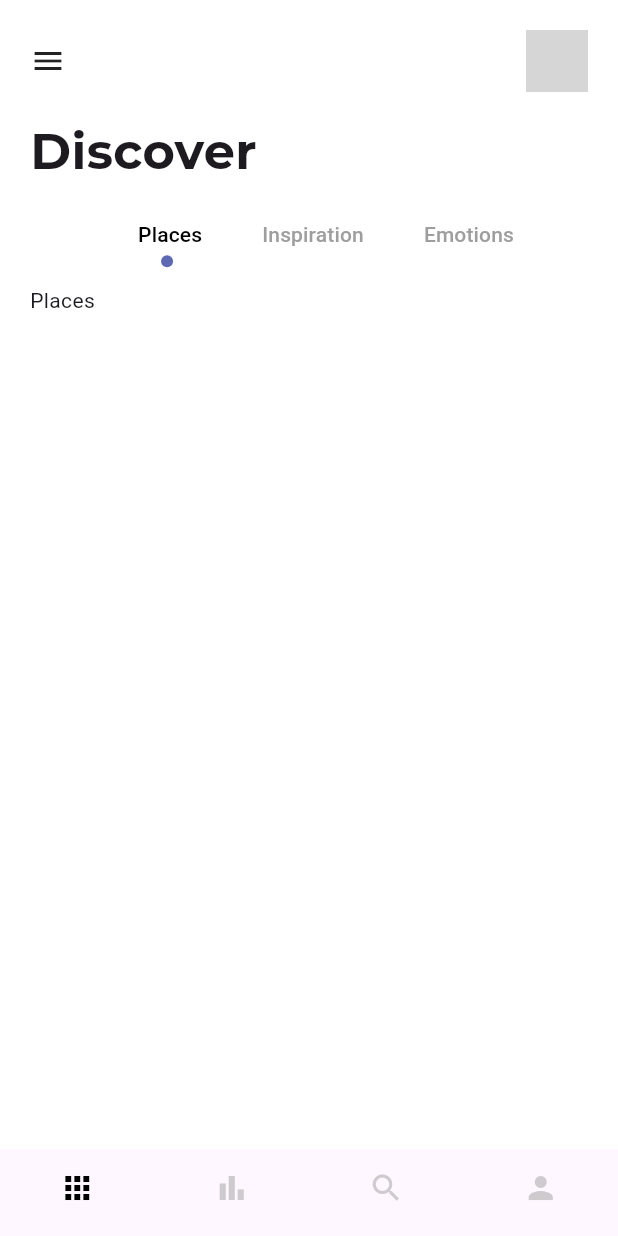
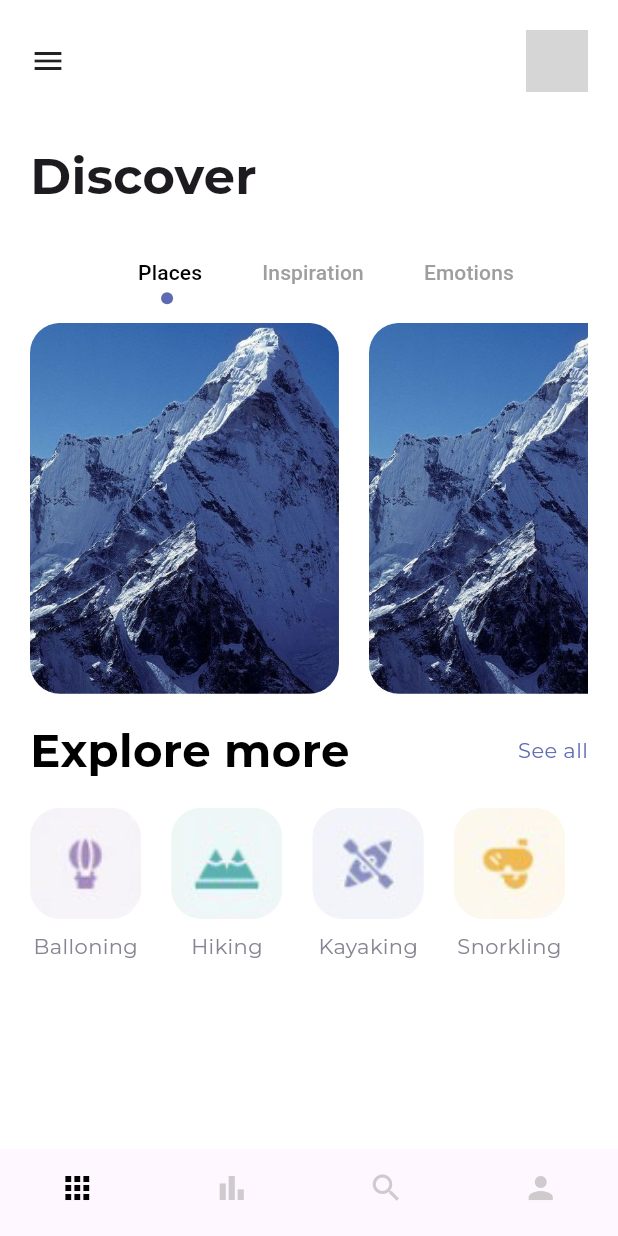
Before and after one commit to mahabubulhasibshawon/travel-app, a Flutter app: the screen it shows after launch, on a phone screen of 412 x 824 dp. Run offline on Flutter 3.47's test engine with Material 3 defaults, Android fonts, the phone set to English and light mode, and no system bars; our stand-ins replace google_fonts; network calls fail; grey boxes are pictures that could not be loaded.

Commit message:
home screen

```diff
--- a/lib/screens/home_screen.dart
+++ b/lib/screens/home_screen.dart
@@ -1,6 +1,8 @@
 import 'package:flutter/material.dart';
 import 'package:google_fonts/google_fonts.dart';
 import 'package:travel_app/misc/colors.dart';
+import 'package:travel_app/screens/widgets/app_large_text.dart';
+import 'package:travel_app/screens/widgets/app_text.dart';
 
 class HomeScreen extends StatefulWidget {
   const HomeScreen({super.key});
@@ -10,17 +12,21 @@ class HomeScreen extends StatefulWidget {
 }
 
 class _HomeScreenState extends State<HomeScreen> with TickerProviderStateMixin {
+  var images = {
+    'balloning.png': 'Balloning',
+    'hiking.png': 'Hiking',
+    'kayaking.png': 'Kayaking',
+    'snorkling.png': 'Snorkling'
+  };
+
   @override
   Widget build(BuildContext context) {
     TabController _tabController = TabController(length: 3, vsync: this);
-    final height = MediaQuery
-        .sizeOf(context)
-        .height;
-    final width = MediaQuery
-        .sizeOf(context)
-        .width;
+    final height = MediaQuery.sizeOf(context).height;
+    final width = MediaQuery.sizeOf(context).width;
 
-    return Scaffold(
+    return SafeArea(
+      child: Scaffold(
         body: Padding(
           padding: const EdgeInsets.all(20.0),
           child: Column(
@@ -29,59 +35,130 @@ class _HomeScreenState extends State<HomeScreen> with TickerProviderStateMixin {
               Row(
                 mainAxisAlignment: MainAxisAlignment.spaceBetween,
                 children: [
-                Icon(Icons.menu),
+                  const Icon(Icons.menu),
                   Container(
                     height: width * .1,
                     width: width * .1,
                     decoration: BoxDecoration(
-                      image: DecorationImage(fit: BoxFit.cover,
+                        image: const DecorationImage(
+                            fit: BoxFit.cover,
                             image: NetworkImage(
                                 'https://encrypted-tbn0.gstatic.com/images?q=tbn:ANd9GcSTMqcCXSPd1GayrYoUaN2o4vaBaiZCOa7v7Q&s')),
                         borderRadius: BorderRadius.circular(10),
-                      color: Colors.grey.withOpacity(.5)
-                  ),
+                        color: Colors.grey.withOpacity(.5)),
                   )
                 ],
               ),
-            SizedBox(height: height * .02,),
-            Text('Discover', style: GoogleFonts.montserrat(
+              SizedBox(height: height * .04),
+              Text(
+                'Discover',
+                style: GoogleFonts.montserrat(
                     textStyle: TextStyle(
-                    fontSize: height * .04,
-                    fontWeight: FontWeight.bold
-                )
-            ),),
-            SizedBox(height: height * .02,),
+                        fontSize: height * .04, fontWeight: FontWeight.bold)),
+              ),
+              SizedBox(
+                height: height * .03
+              ),
+              // tab bar
               Container(
                 height: height * .04,
                 child: Align(
                   alignment: Alignment.centerLeft,
                   child: TabBar(
-                    labelPadding: EdgeInsets.only(left: 20, right: 20),
+                      labelPadding: const EdgeInsets.only(left: 20, right: 20),
                       dividerColor: Colors.transparent,
                       labelColor: Colors.black,
                       unselectedLabelColor: Colors.grey,
                       isScrollable: true,
-                    indicator : CircleTabIndicator(color: AppColors.mainColor, radius: 4),
+                      indicator: CircleTabIndicator(
+                          color: AppColors.mainColor, radius: 4),
                       controller: _tabController,
                       tabs: [
-                      Tab(text: 'Places',),
-                      Tab(text: 'Inspiration',),
-                      Tab(text: 'Emotions',),
+                        const Tab(
+                          text: 'Places'
+                        ),
+                        const Tab(
+                          text: 'Inspiration'
+                        ),
+                        const Tab(
+                          text: 'Emotions'
+                        ),
                       ]),
                 ),
               ),
-            SizedBox(height: height * .02,),
+              SizedBox(height: height * .02),
+              // tabbar view
               Container(
                 height: height * .3,
-              child: TabBarView(
-                  controller: _tabController,
+                child: TabBarView(controller: _tabController, children: [
+                  ListView.builder(
+                      scrollDirection: Axis.horizontal,
+                      itemCount: 3,
+                      itemBuilder: (context, index) => Container(
+                            margin: const EdgeInsets.only(right: 20),
+                            height: height * .3,
+                            width: width * .5,
+                            decoration: BoxDecoration(
+                                color: Colors.white,
+                                borderRadius: BorderRadius.circular(20),
+                                image: const DecorationImage(
+                                    image:
+                                        AssetImage('assets/img/mountain.jpeg'),
+                                    fit: BoxFit.cover)),
+                          )),
+                  const Text('insipration'),
+                  const Text('emotions'),
+                ]),
+              ),
+              SizedBox(height: height * .02),
+              Row(
                 children: [
-                    Text('Places'),
-                    Text('insipration'),
-                    Text('emotions'),
-                  ]),
+                  AppLargeText(text: 'Explore more'),
+                  Expanded(child: Container()),
+                  AppText(
+                    text: 'See all',
+                    color: AppColors.mainColor,
                   )
                 ],
+              ),
+              SizedBox(height: height * .02),
+              Container(
+                height: height * .15,
+                width: double.maxFinite,
+                child: ListView.builder(
+                    itemCount: 4,
+                    scrollDirection: Axis.horizontal,
+                    itemBuilder: (context, index) => Container(
+                          margin: const EdgeInsets.only(right: 20),
+                          child: Column(
+                            children: [
+                              // image
+                              Container(
+                                // margin: EdgeInsets.only(right: 20),
+                                height: height * .09,
+                                width: height * .09,
+                                decoration: BoxDecoration(
+                                    color: Colors.white,
+                                    borderRadius: BorderRadius.circular(20),
+                                    image: DecorationImage(
+                                        image: AssetImage('assets/img/' +
+                                            images.keys.elementAt(index)),
+                                        fit: BoxFit.cover)),
+                              ),
+                              SizedBox(height: height * .01),
+                              // text
+                              Container(
+                                child: AppText(
+                                  text: images.values.elementAt(index),
+                                  color: AppColors.textColor2,
+                                ),
+                              )
+                            ],
+                          ),
+                        )),
+              )
+            ],
+          ),
         ),
       ),
     );
@@ -91,26 +168,29 @@ class _HomeScreenState extends State<HomeScreen> with TickerProviderStateMixin {
 class CircleTabIndicator extends Decoration {
   final Color color;
   double radius;
+
   CircleTabIndicator({required this.color, required this.radius});
+
   @override
   BoxPainter createBoxPainter([VoidCallback? onChanged]) {
     // TODO: implement createBoxPainter
     return _CirclePainter(color: color, radius: radius);
   }
-
 }
 
 class _CirclePainter extends BoxPainter {
   final Color color;
   double radius;
+
   _CirclePainter({required this.color, required this.radius});
+
   @override
   void paint(Canvas canvas, Offset offset, ImageConfiguration configuration) {
     Paint _paint = Paint();
     _paint.color = color;
     _paint.isAntiAlias = true;
-    final Offset circleOffset = Offset(configuration.size!.width/2 -radius/2, configuration.size!.height);
+    final Offset circleOffset = Offset(
+        configuration.size!.width / 2 - radius / 2, configuration.size!.height);
     canvas.drawCircle(offset + circleOffset, radius, _paint);
   }
-
 }
--- a/lib/screens/main_screen.dart
+++ b/lib/screens/main_screen.dart
@@ -29,6 +29,7 @@ class _MainScreenState extends State<MainScreen> {
   @override
   Widget build(BuildContext context) {
     return Scaffold(
+      backgroundColor: Colors.white,
       body: pages[currentIndex],
       bottomNavigationBar: BottomNavigationBar(
         type: BottomNavigationBarType.fixed,
```
Lines whose indentation alone changed are shown as unchanged.
